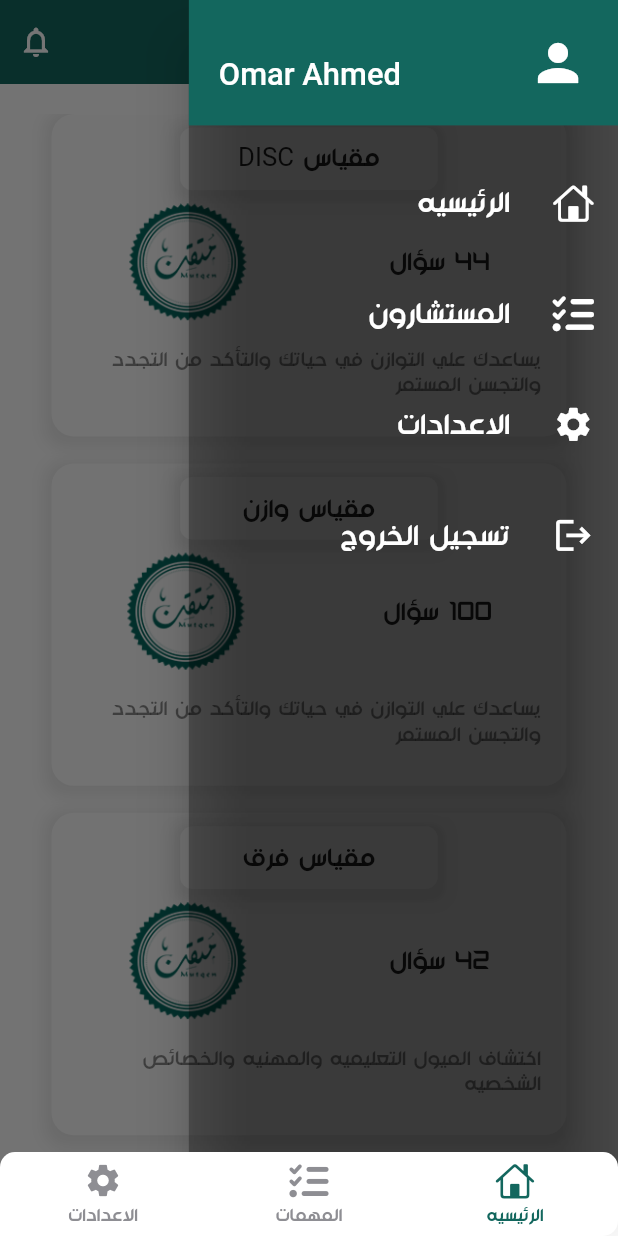
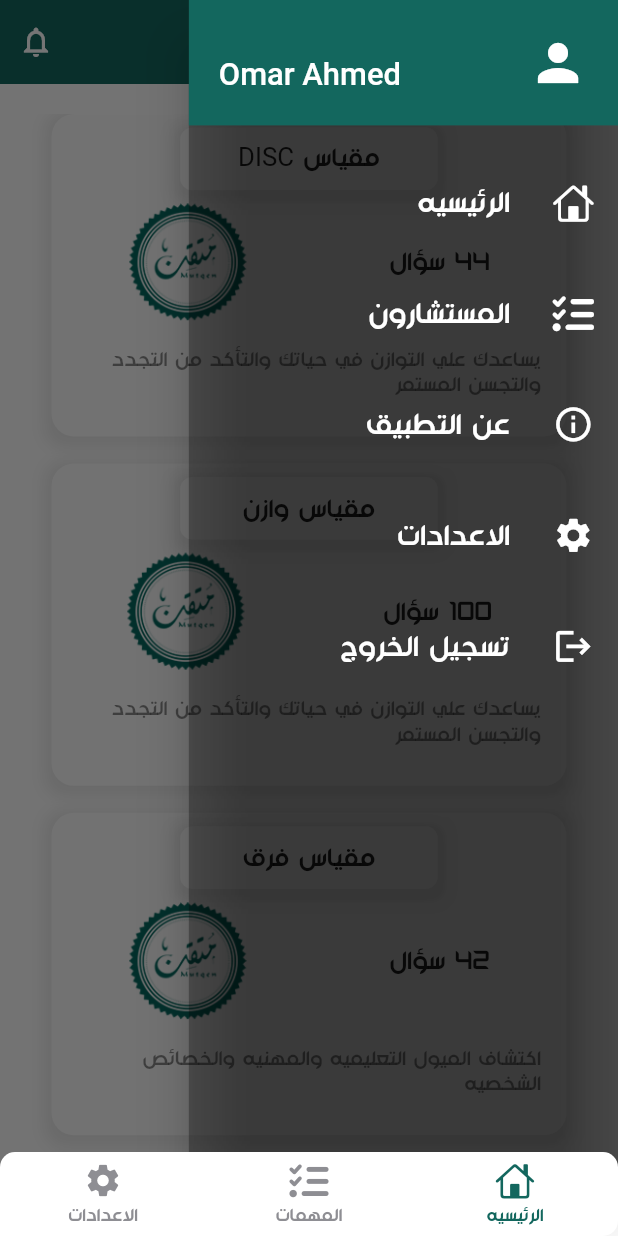
Before and after one commit to AhmedMostafa7474/Mutqen, a Flutter app: the screen it shows after launch, with the side drawer open, on a phone screen of 412 x 824 dp. Run offline on Flutter 3.47's test engine with Material 2 defaults, Android fonts, the phone set to English and light mode, and no system bars; drawn by our look-alikes of persistent_bottom_nav_bar; our stand-ins replace animated_splash_screen, easy_localization, flutter_phoenix, flutter_screenutil, flutter_svg, font_awesome_flutter and 7 more; missing offline and left inert: onboarding_animation; Roboto replaces fonts that are missing (Montserrat).

```diff
--- a/assets/translations/ar-SA.json
+++ b/assets/translations/ar-SA.json
@@ -22,5 +22,6 @@
     "university": "الجامعه",
     "studentyear": "السنه الدراسيه",
     "gender": "الجنس",
-    "birthday": "تاريخ الميلاد"
+    "birthday": "تاريخ الميلاد",
+    "about_us": "عن التطبيق"
 }
--- a/lib/presentation/home/Widgets/main_drawer.dart
+++ b/lib/presentation/home/Widgets/main_drawer.dart
@@ -9,6 +9,8 @@ import 'package:mutqen/resources/style_manager.dart';
 import 'package:persistent_bottom_nav_bar/persistent_tab_view.dart';
 import 'package:shared_preferences/shared_preferences.dart';
 import 'package:font_awesome_flutter/font_awesome_flutter.dart';
+
+import '../../aboutUs/about_screen.dart';
 
 class MainDrawer extends StatefulWidget {
   @override
@@ -125,11 +127,22 @@ class _MainDrawerState extends State<MainDrawer> {
             height: 15.h,
           ),
           buildListTile(
+            AppStrings.aboutUs.tr(),
+            Icons.info_outline,
+                () {
+                  PersistentNavBarNavigator.pushNewScreen(context, screen: about_page());
+            },
+          ),
+          SizedBox(
+            height: 15.h,
+          ),
+          buildListTile(
             AppStrings.settings.tr(),
             Icons.settings,
                 () {
             },
           ),
+
           SizedBox(
             height: 15.h,
           ),
--- a/lib/presentation/result/DISC/DISC_details.dart
+++ b/lib/presentation/result/DISC/DISC_details.dart
@@ -28,7 +28,7 @@ class _DISC_detailsState extends State<DISC_details> {
         pages:  [
           _GetCardsContent(
 
-            image: 'assets/images/Logo/1.png',
+            image: 'assets/images/Logo/Pic1.png',
             title: widget.resultt.resultdescription[0].description ,
             cardContent:widget.resultt.resultdescription[0].descrption2,
           ),
@@ -43,7 +43,7 @@ class _DISC_detailsState extends State<DISC_details> {
             cardContent:
             widget.resultt.resultdescription[2].descrption2,),
         ],
-          indicatorActiveDotColor: ColorManager.black,
+         indicatorActiveDotColor: ColorManager.black,
         indicatorDotHeight: 11.0,
         indicatorDotWidth: 11.0,
         indicatorType: IndicatorType.jumpingDots,
--- a/lib/resources/strings_manager.dart
+++ b/lib/resources/strings_manager.dart
@@ -23,4 +23,5 @@ class AppStrings {
   static String advisor="advisor";
   static String settings="Settings";
   static String Logout= "LogOut";
+  static String aboutUs= "about_us";
 }
--- a/pubspec.yaml
+++ b/pubspec.yaml
@@ -74,6 +74,7 @@ flutter:
   # To add assets to your application, add an assets section, like this:
   assets:
     - assets/images/
+    - assets/images/Logo/
     - assets/translations/ar-SA.json
     - assets/translations/en-US.json
   fonts:
```
Also changed, not shown: lib/presentation/aboutUs/about_screen.dart (added, +84 -0 lines), assets/images/Logo/Pic1.png (renamed from assets/images/Logo/أبرز السمات.png), assets/images/about.png (added), pubspec.lock.
